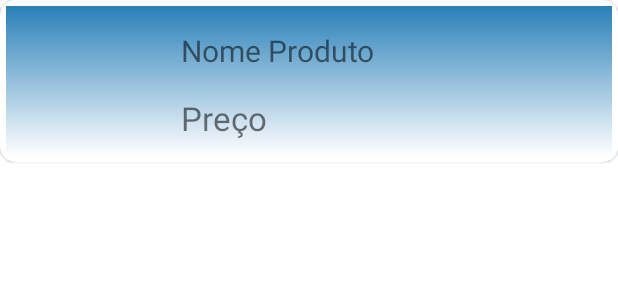
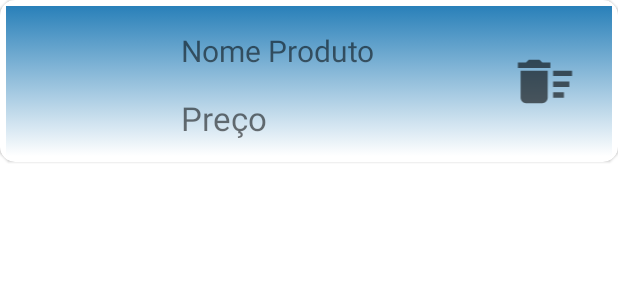
Before and after one commit to lourencobitten1769/ProjetoMobile, an Android app: the layout item_carrinho.xml on its own in the app's theme, with its tools: preview values and no code run, on a phone screen of 412 x 824 dp. Shown: the top 300 px of the screen. Run offline under Robolectric (Android 15) with nearby library versions, the phone set to English and light mode, and no system bars.

Commit message:
Recycler Carrinho Item Click/Delete

```diff
--- a/app/src/main/java/com/example/projetomobile/ItemCarrinho.java
+++ b/app/src/main/java/com/example/projetomobile/ItemCarrinho.java
@@ -16,6 +16,11 @@ class ItemCarrinho {
 
     }
 
+    public void changeText(String text)
+    {
+        mTitulo=text;
+    }
+
     public int getmImagem(){
         return mImagem;
     }
--- /dev/null
+++ b/app/src/main/res/drawable/ic_baseline_delete_sweep_24.xml
@@ -0,0 +1,10 @@
+<vector xmlns:android="http://schemas.android.com/apk/res/android"
+    android:width="24dp"
+    android:height="24dp"
+    android:viewportWidth="24"
+    android:viewportHeight="24"
+    android:tint="?attr/colorControlNormal">
+  <path
+      android:fillColor="@android:color/white"
+      android:pathData="M15,16h4v2h-4zM15,8h7v2h-7zM15,12h6v2h-6zM3,18c0,1.1 0.9,2 2,2h6c1.1,0 2,-0.9 2,-2L13,8L3,8v10zM14,5h-3l-1,-1L6,4L5,5L2,5v2h12z"/>
+</vector>
--- a/app/src/main/res/layout/item_carrinho.xml
+++ b/app/src/main/res/layout/item_carrinho.xml
@@ -50,6 +50,17 @@
             app:layout_constraintStart_toStartOf="parent"
             app:layout_constraintTop_toTopOf="parent" />
 
+        <ImageView
+            android:id="@+id/imageDelete"
+            android:layout_width="57dp"
+            android:layout_height="43dp"
+            android:layout_marginEnd="16dp"
+            app:layout_constraintBottom_toBottomOf="parent"
+            app:layout_constraintEnd_toEndOf="parent"
+            app:layout_constraintTop_toTopOf="parent"
+            app:layout_constraintVertical_bias="0.508"
+            app:srcCompat="@drawable/ic_baseline_delete_sweep_24" />
+
 
     </androidx.constraintlayout.widget.ConstraintLayout>
 
```
Also changed, not shown: app/src/main/java/com/example/projetomobile/AdapterCarrinho.java (+41 -2 lines), app/src/main/java/com/example/projetomobile/CarrinhoFragment.java (+32 -2 lines).
